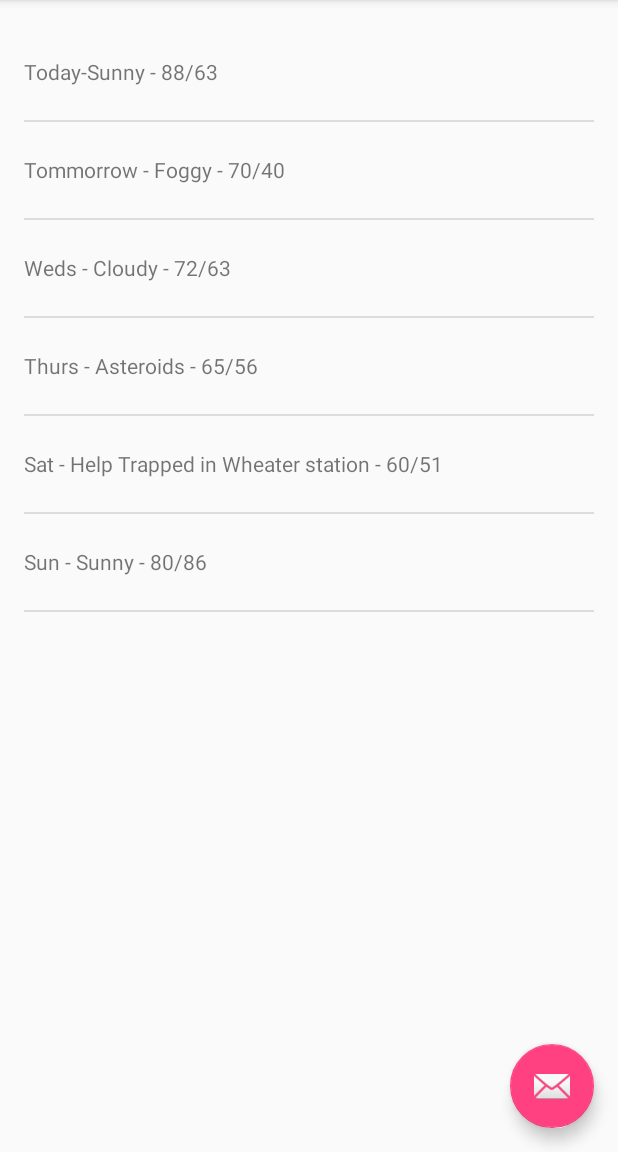
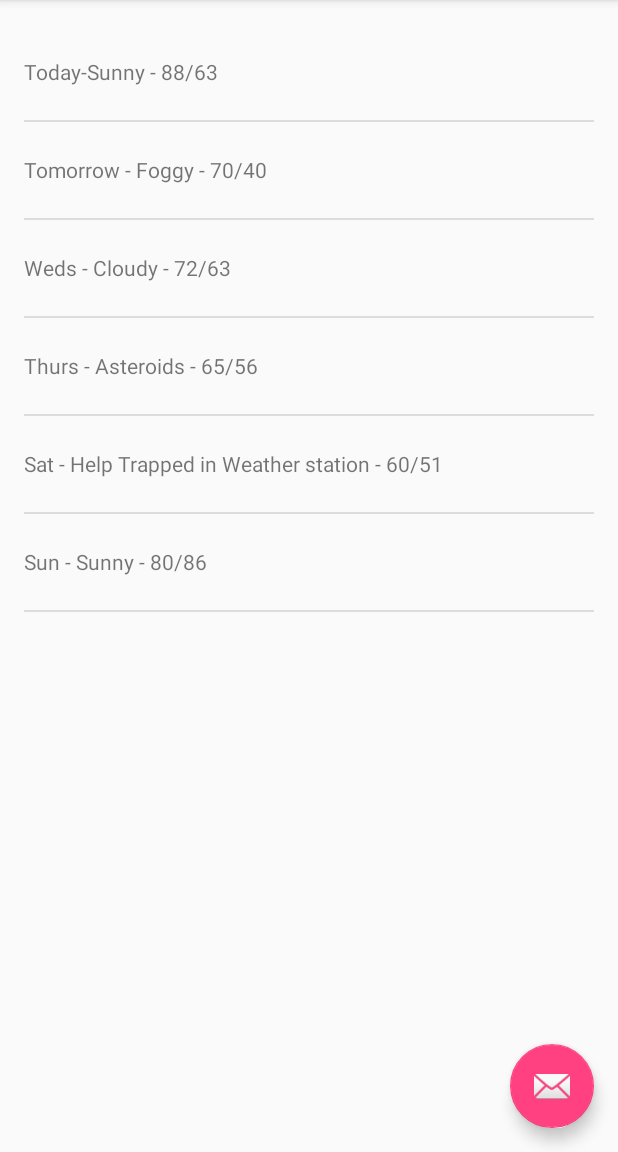
Before and after one commit to raj-maurya/XDk_Android_Apps, an Android app: the screen it shows after launch (MainActivity), on a phone screen of 412 x 824 dp, the part 84-1236 px from its top. Run offline under Robolectric (Android 15) with nearby library versions, the phone set to English and light mode, and no system bars.

Commit message:
modified_ progress

```diff
--- a/Sunshine/app/src/main/java/com/rajkmaurya111/sunshine/app/MainActivityFragment.java
+++ b/Sunshine/app/src/main/java/com/rajkmaurya111/sunshine/app/MainActivityFragment.java
@@ -70,10 +70,10 @@ public class MainActivityFragment extends Fragment {
         View rootView = inflater.inflate(R.layout.fragment_main, container, false);
         String[] forecastArray = {
                 "Today-Sunny - 88/63",
-                "Tommorrow - Foggy - 70/40",
+                "Tomorrow - Foggy - 70/40",
                 "Weds - Cloudy - 72/63",
                 "Thurs - Asteroids - 65/56",
-                "Sat - Help Trapped in Wheater station - 60/51 ",
+                "Sat - Help Trapped in Weather station - 60/51 ",
                 "Sun - Sunny - 80/86"
         };
         List<String> weekForecast = new ArrayList<String>(
```
